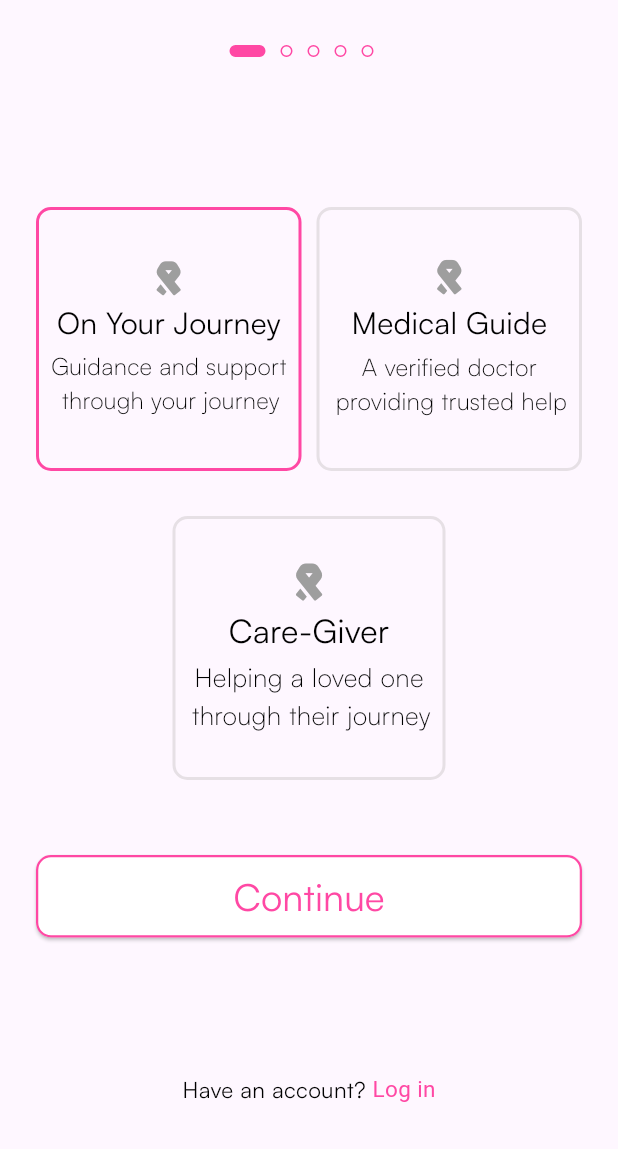
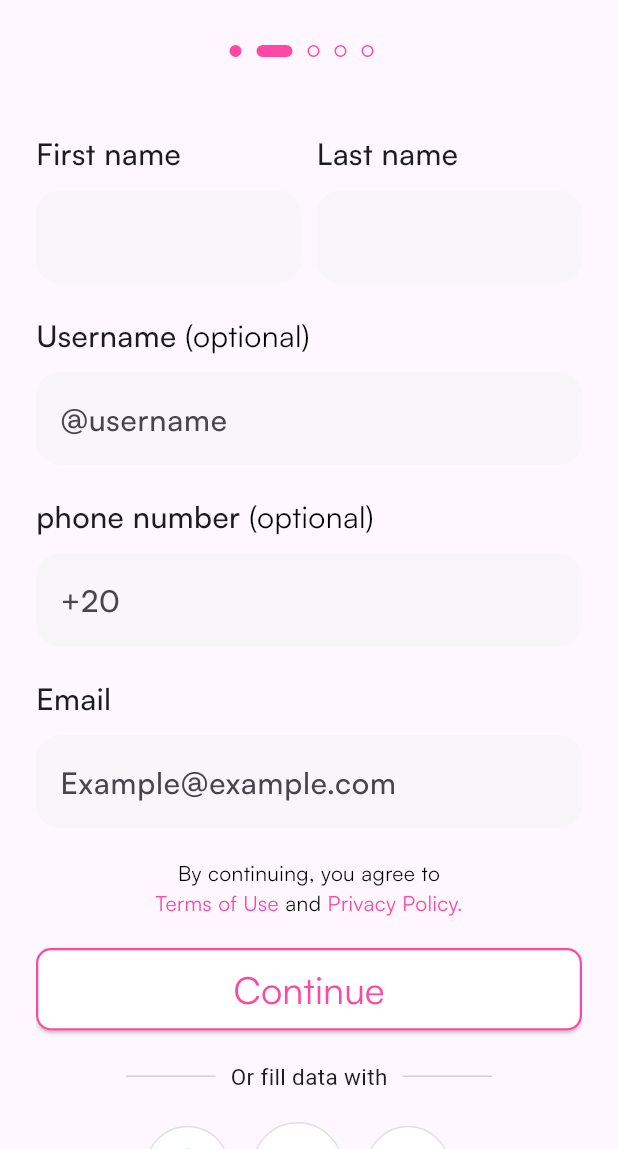
Before and after one commit to Elhosseny30/Rehla_App, a Flutter app: the SignUp screen opened by its route, after a tap on "On Your Journey", after a tap on "Continue", on a phone screen of 412 x 824 dp, the part 87-1236 px from its top. Run offline on Flutter 3.47's test engine with Material 3 defaults, Android fonts, the light colour scheme and no system bars; our stand-ins replace bloc, flutter_bloc, font_awesome_flutter, go_router; missing offline and left inert: dart:ffi.

Commit message:
Make first name and last name screen for patient and caregiver and doctor

```diff
--- a/lib/core/routes/GoRouter.dart
+++ b/lib/core/routes/GoRouter.dart
@@ -1,7 +1,9 @@
 import 'package:go_router/go_router.dart';
 import 'package:graduationproject/core/routes/appRoutes.dart';
+import 'package:graduationproject/features/auth/presentation/screens/doctor.dart';
 import 'package:graduationproject/features/auth/presentation/screens/forgetPassword.dart';
 import 'package:graduationproject/features/auth/presentation/screens/login.dart';
+import 'package:graduationproject/features/auth/presentation/screens/patientCareGiverScreen.dart';
 import 'package:graduationproject/features/auth/presentation/screens/signUp.dart';
 import 'package:graduationproject/features/onboarding/presentation/screens/onboardingscreen.dart';
 import 'package:graduationproject/homeScreen.dart';
@@ -32,5 +34,13 @@ final GoRouter router = GoRouter(
       path: AppRoutes.signUp,
       builder: (context, state) => SignUp(),
     ),
+    GoRoute(
+      path: AppRoutes.patientCareGiverScreen,
+      builder: (context, state) => PatientCareGiverScreen(),
+    ),
+    GoRoute(
+      path: AppRoutes.doctorScreen,
+      builder: (context, state) => DoctorScreen(),
+    ),
   ],
 );
--- a/lib/core/routes/appRoutes.dart
+++ b/lib/core/routes/appRoutes.dart
@@ -6,4 +6,6 @@ abstract class AppRoutes {
   static const login = '/login';
   static const forgetPassword = '/forgetPassword';
   static const signUp = '/signUp';
+  static const patientCareGiverScreen = '/patientCareGiverScreen';
+  static const doctorScreen = '/doctorScreen';
 }
--- a/lib/features/auth/presentation/screens/forgetPassword.dart
+++ b/lib/features/auth/presentation/screens/forgetPassword.dart
@@ -69,6 +69,8 @@ class ForgetPassword extends StatelessWidget {
                 CustomTitleTextFormField(title: "Email / Username"),
                 SizedBox(height: 10),
                 CustomTextField(
+                  selectedNumber: null,
+                  tappedEnableBorder: false,
                   hintText: "Example@example.com",
                   isPassword: false,
                   controller: emailController,
--- a/lib/features/auth/presentation/screens/login.dart
+++ b/lib/features/auth/presentation/screens/login.dart
@@ -54,6 +54,8 @@ class LoginScreen extends StatelessWidget {
                     CustomTitleTextFormField(title: "Email / Username"),
                     SizedBox(height: 10),
                     CustomTextField(
+                      selectedNumber: null,
+                      tappedEnableBorder: false,
                       hintText: "Example@example.com",
                       isPassword: false,
                       controller: emailController,
@@ -73,6 +75,9 @@ class LoginScreen extends StatelessWidget {
                     CustomTitleTextFormField(title: "Password"),
                     SizedBox(height: 10),
                     CustomTextField(
+                      selectedNumber: null,
+                      validator: (value){},
+                      tappedEnableBorder: false,
                       hintText: "*****************",
                       isPassword: true,
                       controller: passwordController,
--- /dev/null
+++ b/lib/features/auth/presentation/screens/patientCareGiverScreen.dart
@@ -0,0 +1,292 @@
+import 'dart:ffi';
+
+import 'package:flutter/material.dart';
+import 'package:go_router/go_router.dart';
+import 'package:graduationproject/core/routes/appRoutes.dart';
+import 'package:graduationproject/core/utils/colors.dart';
+import 'package:graduationproject/features/auth/presentation/widgets/CustomBuildSocailIcon.dart';
+import 'package:graduationproject/features/auth/presentation/widgets/CustomElevatedButton.dart';
+import 'package:graduationproject/features/auth/presentation/widgets/CustomInkWellSignUp.dart';
+import 'package:graduationproject/features/auth/presentation/widgets/CustomTextField.dart';
+import 'package:graduationproject/features/auth/presentation/widgets/CustomTitleTextFormField.dart';
+import 'package:graduationproject/features/auth/presentation/widgets/Custom_Back_Translate_Button.dart';
+import 'package:graduationproject/features/auth/presentation/widgets/DotsWidgets.dart';
+import 'package:graduationproject/features/auth/presentation/widgets/OrCointinueWithWidget.dart';
+import 'package:graduationproject/features/auth/presentation/widgets/WelcomeTextWidget.dart';
+
+class PatientCareGiverScreen extends StatelessWidget {
+  PatientCareGiverScreen({super.key});
+  final TextEditingController firstNameText = TextEditingController();
+  final TextEditingController lastNameText = TextEditingController();
+  @override
+  Widget build(BuildContext context) {
+    return Scaffold(
+      body: SafeArea(
+        child: Padding(
+          padding: const EdgeInsets.symmetric(horizontal: 24.0),
+          child: ListView(
+            children: [
+              Row(
+                mainAxisSize: MainAxisSize.max,
+                children: [
+                  Expanded(
+                    child: Align(
+                      alignment: Alignment.centerLeft,
+                      child: GestureDetector(
+                        onTap: () {},
+                        child: CustomBackTranslateButton(
+                          selectedNumber: null,
+                          iconSize: 25,
+                          width: 80,
+                          height: 50,
+                          icon: Icons.arrow_back_ios_new,
+                          onTap: () {
+                            context.pop();
+                          },
+                        ),
+                      ),
+                    ),
+                  ),
+                  Expanded(
+                    child: Align(
+                      alignment: Alignment.center,
+                      child: CustomWelcomeTextWidget(
+                        fontWeight: FontWeight.w500,
+                        color: MyColors.mainColor,
+
+                        text: "New Account",
+                        size: 20,
+                      ),
+                    ),
+                  ),
+                  Expanded(
+                    child: Align(
+                      alignment: Alignment.centerRight,
+                      child: CustomBackTranslateButton(
+                        selectedNumber: null,
+                        iconSize: 25,
+                        width: 80,
+                        height: 50,
+                        icon: Icons.translate,
+                        // TODO
+                        onTap: () {},
+                      ),
+                    ),
+                  ),
+                ],
+              ),
+              SizedBox(height: 30),
+              DotsWidget(currentPage: 1, selectedNumber: null),
+
+              SizedBox(height: 50),
+              Row(
+                children: [
+                  Expanded(
+                    child: Column(
+                      children: [
+                        Align(
+                          alignment: Alignment.centerLeft,
+                          child: CustomTitleTextFormField(title: "First name"),
+                        ),
+                        SizedBox(height: 10),
+                        CustomTextField(
+                          selectedNumber: null,
+                          validator: (value) {},
+                          tappedEnableBorder: true,
+                          hintText: '',
+                          isPassword: false,
+                          controller: firstNameText,
+                        ),
+                      ],
+                    ),
+                  ),
+                  SizedBox(width: 10),
+                  Expanded(
+                    child: Column(
+                      children: [
+                        Align(
+                          alignment: Alignment.centerLeft,
+                          child: CustomTitleTextFormField(title: "Last name"),
+                        ),
+                        SizedBox(height: 10),
+                        CustomTextField(
+                          selectedNumber: null,
+                          tappedEnableBorder: true,
+                          hintText: '',
+                          isPassword: false,
+                          controller: lastNameText,
+                          validator: (value) {},
+                        ),
+                      ],
+                    ),
+                  ),
+                ],
+              ),
+              SizedBox(height: 20),
+              Align(
+                alignment: Alignment.centerLeft,
+                child: Row(
+                  children: [
+                    CustomTitleTextFormField(title: "Username "),
+                    CustomWelcomeTextWidget(
+                      text: '(optional)',
+                      size: 20,
+                      fontWeight: FontWeight.w400,
+                      color: MyColors.blackColor,
+                    ),
+                  ],
+                ),
+              ),
+              SizedBox(height: 10),
+              CustomTextField(
+                selectedNumber: null,
+                tappedEnableBorder: true,
+                hintText: '@username',
+                isPassword: false,
+                controller: lastNameText,
+                validator: (value) {},
+              ),
+              SizedBox(height: 20),
+              Align(
+                alignment: Alignment.centerLeft,
+                child: Row(
+                  children: [
+                    CustomTitleTextFormField(title: "phone number "),
+                    CustomWelcomeTextWidget(
+                      text: '(optional)',
+                      size: 20,
+                      fontWeight: FontWeight.w400,
+                      color: MyColors.blackColor,
+                    ),
+                  ],
+                ),
+              ),
+              SizedBox(height: 10),
+              CustomTextField(
+                selectedNumber: null,
+                tappedEnableBorder: true,
+                hintText: '+20',
+                isPassword: false,
+                controller: lastNameText,
+                validator: (value) {},
+              ),
+              SizedBox(height: 20),
+              Align(
+                alignment: Alignment.centerLeft,
+                child: CustomTitleTextFormField(title: "Email"),
+              ),
+              SizedBox(height: 10),
+              CustomTextField(
+                selectedNumber: null,
+                validator: (value) {},
+                tappedEnableBorder: true,
+                hintText: 'Example@example.com',
+                isPassword: false,
+                controller: firstNameText,
+              ),
+
+              SizedBox(height: 20),
+              CustomWelcomeTextWidget(
+                text: "By continuing, you agree to",
+                size: 14,
+                fontWeight: FontWeight.w400,
+                color: MyColors.blackColor,
+              ),
+              Row(
+                mainAxisAlignment: MainAxisAlignment.center,
+                children: [
+                  CustomWelcomeTextWidget(
+                    text: "Terms of Use",
+                    size: 14,
+                    fontWeight: FontWeight.w400,
+                    color: MyColors.mainColor,
+                  ),
+                  CustomWelcomeTextWidget(
+                    text: " and ",
+                    size: 14,
+                    fontWeight: FontWeight.w400,
+                    color: MyColors.blackColor,
+                  ),
+                  CustomWelcomeTextWidget(
+                    text: "Privacy Policy.",
+                    size: 14,
+                    fontWeight: FontWeight.w400,
+                    color: MyColors.mainColor,
+                  ),
+                ],
+              ),
+              SizedBox(height: 20),
+              CustomElevatedButton(
+                text: "Continue",
+                onPressed: () {},
+                selectedNumber: null,
+              ),
+              SizedBox(height: 20,),
+              OrContinueWithWidget(text: "Or fill data with"),
+              SizedBox(height: 20,),
+               Row(
+                      mainAxisAlignment: MainAxisAlignment.center,
+                      children: [
+                        CustomBuildSocialIcon(
+                          onTap: () {},
+                          icon: Icon(
+                            Icons.facebook,
+                            color: Colors.blue,
+                            size: 30,
+                          ),
+                        ),
+
+                        const SizedBox(width: 15),
+
+                        CustomBuildSocialIcon(
+                          onTap: () {},
+                          icon: Icon(
+                            Icons.g_mobiledata,
+                            color: Colors.red,
+                            size: 35,
+                          ),
+                        ),
+
+                        const SizedBox(width: 15),
+
+                        CustomBuildSocialIcon(
+                          onTap: () {},
+                          icon: Icon(
+                            Icons.apple,
+                            color: Colors.black,
+                            size: 30,
+                          ),
+                        ),
+
+                        const SizedBox(width: 15),
+
+
+                      ],
+                    ),
+  SizedBox(height: 20,),
+                    Row(
+                mainAxisAlignment: MainAxisAlignment.center,
+                children: [
+                  CustomWelcomeTextWidget(
+                    text: "Have an account? ",
+                    size: 15,
+                    fontWeight: FontWeight.w400,
+                    color: MyColors.blackColor,
+                  ),
+                  CustomInkWellSignUp(
+                    selectedNumber: null,
+                    text: "Log in",
+                    onTap: () {
+                      context.pushReplacement(AppRoutes.login);
+                    },
+                  ),
+                ],
+              ),
+
+            ],
+          ),
+        ),
+      ),
+    );
+  }
+}
--- a/lib/features/auth/presentation/screens/signUp.dart
+++ b/lib/features/auth/presentation/screens/signUp.dart
@@ -24,7 +24,6 @@ class _SignUpState extends State<SignUp> {
   int? selectedIndex;
   @override
   Widget build(BuildContext context) {
-
     return Scaffold(
       body: SafeArea(
         child: Padding(
@@ -56,9 +55,10 @@ class _SignUpState extends State<SignUp> {
                     child: Align(
                       alignment: Alignment.center,
                       child: CustomWelcomeTextWidget(
-
                         fontWeight: FontWeight.w500,
-                        color: selectedIndex==1? MyColors.blueColor: MyColors.mainColor,
+                        color: selectedIndex == 1
+                            ? MyColors.blueColor
+                            : MyColors.mainColor,
                         text: "New Account",
                         size: 20,
                       ),
@@ -68,7 +68,7 @@ class _SignUpState extends State<SignUp> {
                     child: Align(
                       alignment: Alignment.centerRight,
                       child: CustomBackTranslateButton(
-                        selectedNumber:selectedIndex,
+                        selectedNumber: selectedIndex,
                         iconSize: 25,
                         width: 80,
                         height: 50,
@@ -82,8 +82,8 @@ class _SignUpState extends State<SignUp> {
               ),
               SizedBox(height: 30),
               DotsWidget(
-                selectedNumber: selectedIndex,
-              ),
+                currentPage: 0,
+                selectedNumber: selectedIndex),
               SizedBox(height: 100),
               Row(
                 children: [
@@ -156,24 +156,38 @@ class _SignUpState extends State<SignUp> {
                 ),
               ),
 
-              SizedBox(height: 50,),
-              if(selectedIndex != null)...[
+              SizedBox(height: 50),
+              if (selectedIndex != null) ...[
                 CustomElevatedButton(
                   selectedNumber: selectedIndex,
-                  text: "Continue", onPressed: (){})
+                  text: "Continue",
+                  onPressed: () {
+                    if (selectedIndex == 0 || selectedIndex == 2) {
+                      (context).push(AppRoutes.patientCareGiverScreen);
+                    }
+                    else{
+                      (context).push(AppRoutes.doctorScreen);
+                    }
+                  },
+                ),
               ],
-              SizedBox(height: 90,),
+              SizedBox(height: 90),
               Row(
                 mainAxisAlignment: MainAxisAlignment.center,
                 children: [
                   CustomWelcomeTextWidget(
-
-                          text: "Have an account? ", size: 15, fontWeight: FontWeight.w400, color: MyColors.blackColor),
+                    text: "Have an account? ",
+                    size: 15,
+                    fontWeight: FontWeight.w400,
+                    color: MyColors.blackColor,
+                  ),
                   CustomInkWellSignUp(
-                          selectedNumber:selectedIndex,
-                          text: "Log in", onTap: () {
+                    selectedNumber: selectedIndex,
+                    text: "Log in",
+                    onTap: () {
                       context.pop();
-                        }),
+                    },
+                  ),
                 ],
               ),
             ],
--- a/lib/features/auth/presentation/widgets/CustomTextField.dart
+++ b/lib/features/auth/presentation/widgets/CustomTextField.dart
@@ -8,12 +8,15 @@ class CustomTextField extends StatefulWidget {
     required this.hintText,
     required this.isPassword,
     required this.controller,
-    this.validator,
+    required this.validator,
+    required this.tappedEnableBorder, required this.selectedNumber,
   });
   final String hintText;
   final bool isPassword;
   final TextEditingController controller;
   final String? Function(String?)? validator;
+  final bool tappedEnableBorder;
+  final int? selectedNumber;
 
   @override
   State<CustomTextField> createState() => _CustomTextFieldState();
@@ -52,6 +55,11 @@ class _CustomTextFieldState extends State<CustomTextField> {
           borderRadius: BorderRadius.circular(16),
           borderSide: BorderSide.none,
         ),
+        focusedBorder: OutlineInputBorder(
+          borderRadius: BorderRadius.circular(16),
+          borderSide: BorderSide(width: 1,
+          color: widget.selectedNumber == 1 ? MyColors.blueColor: MyColors.mainColor),
+        ),
       ),
     );
   }
--- a/lib/features/auth/presentation/widgets/DotsWidgets.dart
+++ b/lib/features/auth/presentation/widgets/DotsWidgets.dart
@@ -2,11 +2,12 @@ import 'package:flutter/material.dart';
 import 'package:graduationproject/core/utils/colors.dart';
 
 class DotsWidget extends StatelessWidget {
-  const DotsWidget({super.key, this.selectedNumber});
+  const DotsWidget({super.key, this.selectedNumber, required this.currentPage});
   final int? selectedNumber;
+  final int currentPage;
   @override
   Widget build(BuildContext context) {
-    final int currentPage =0;
+
     return Row(
       mainAxisAlignment: MainAxisAlignment.center,
       children: [
@@ -33,4 +34,5 @@ class DotsWidget extends StatelessWidget {
       ],
     );
   }
+
 }
```
Also changed, not shown: lib/features/auth/presentation/screens/doctor.dart (added, +296 -0 lines). Lines whose indentation alone changed are shown as unchanged.
